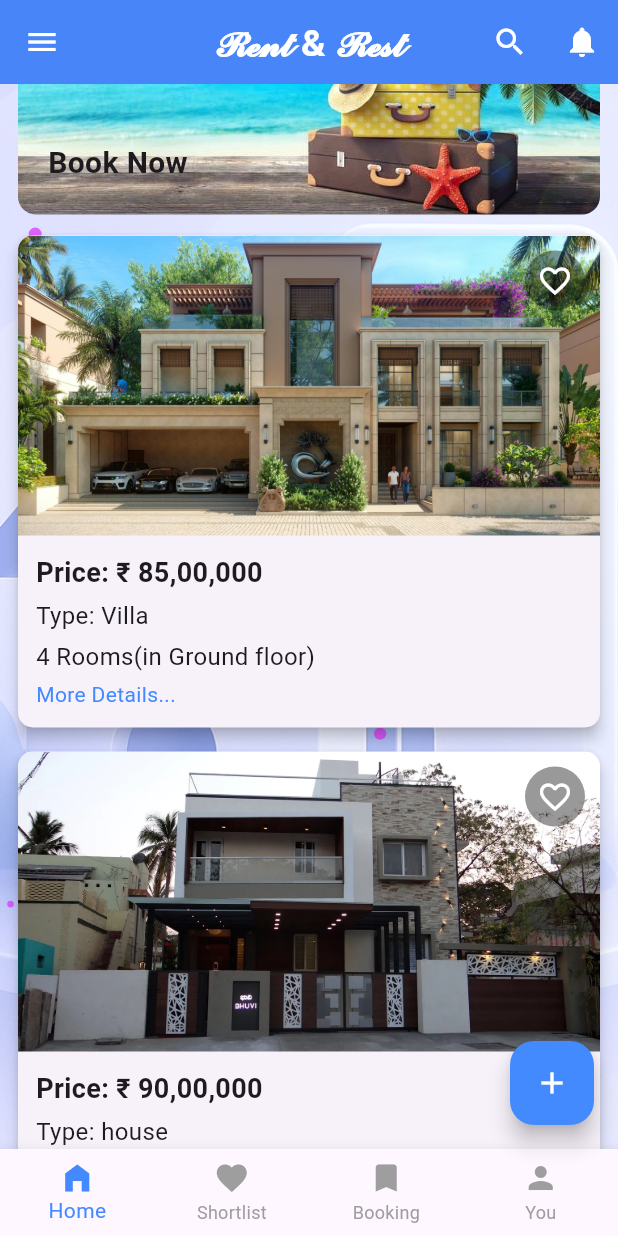
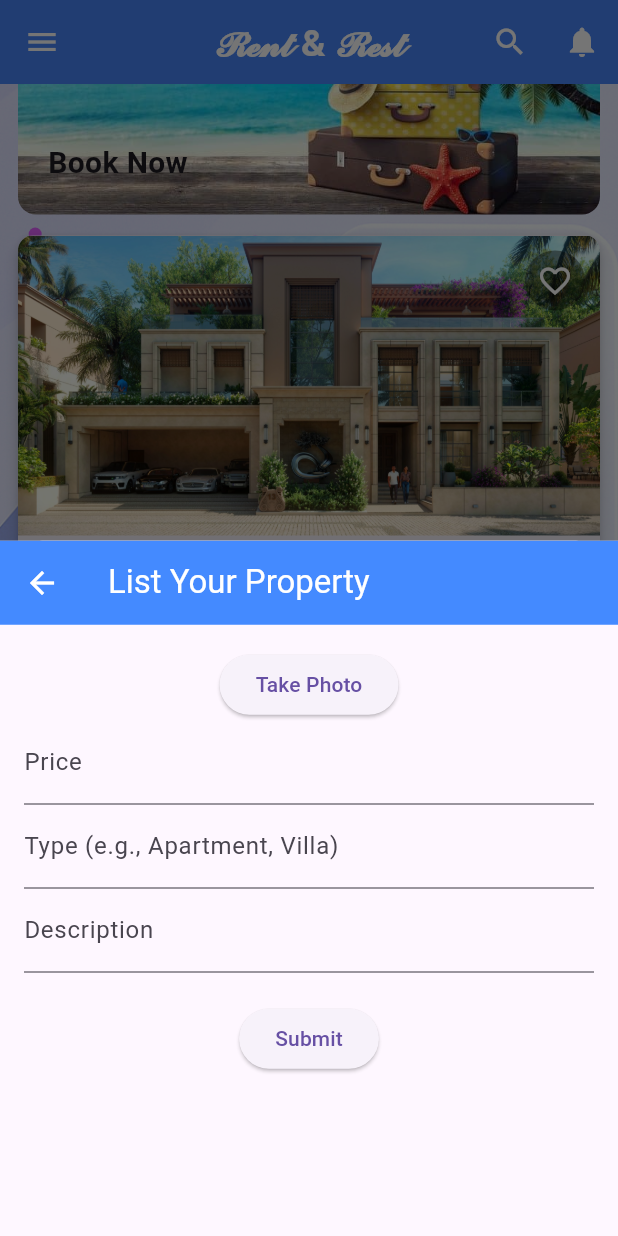
Before and after one commit to Naman9528/Real-Estate-App, a Flutter app: the screen it shows after launch, scrolled down 576 dp, after a tap on the "add" icon, on a phone screen of 412 x 824 dp. Run offline on Flutter 3.47's test engine with Material 3 defaults, Android fonts, the phone set to English and light mode, and no system bars; our stand-ins replace flutter_staggered_animations, image_picker.

Commit message:
little bit changes 1

```diff
--- a/lib/main.dart
+++ b/lib/main.dart
@@ -3,7 +3,9 @@
 import 'package:tryhello/BookingPage/booking.dart';
 import 'package:tryhello/Login_Page/login_signup.dart';
 import 'package:tryhello/help.dart';
+import 'package:tryhello/property_listing_form.dart';
 import 'package:tryhello/providers/booking_provider.dart';
+import 'package:tryhello/user_properties_screen.dart';
 import 'dart:math' as math; // Added for 3D animation math
 
 import 'ShortlistPage.dart';
@@ -99,6 +101,7 @@
 }
 
 class _HomeScreenState extends State<HomeScreen> {
+  List<Map<String, String>> userProperties = [];
   int _selectedIndex = 0;
   List<int> favoriteProperties = [];
 
@@ -792,7 +795,19 @@
               padding: EdgeInsets.all(8.0),
               child: Text('Are you a property owner ?', style: TextStyle(fontSize: 15, fontWeight: FontWeight.bold)),
             ),
-            const ListTile(leading: Icon(Icons.apartment_sharp), title: Text('List your property')),
+            ListTile(leading: const Icon(Icons.apartment_sharp),
+              title: const Text('List your property'),
+                onTap: () {
+                  // Navigate to a new screen or show a dialog with user properties
+                  Navigator.push(
+                    context,
+                     MaterialPageRoute(
+                      builder: (context) => UserPropertiesScreen(userProperties: userProperties),
+                    ),
+                  );
+                }
+
+            ),
             ListTile(
               leading: const Icon(Icons.settings),
               title: const Text('Settings'),
@@ -836,7 +851,20 @@
       floatingActionButton: FloatingActionButton(
         backgroundColor: Colors.blueAccent,
         foregroundColor: Colors.white,
-        onPressed: () {},
+        onPressed: () {
+          showModalBottomSheet(
+            context: context,
+            builder: (context) {
+              return PropertyListingForm(
+                onSubmit: (property) {
+                  setState(() {
+                    userProperties.add(property); // Save the property
+                  });
+                },
+              );
+            },
+          );
+        },
         child: const Icon(Icons.add),
       ),
     );
```
